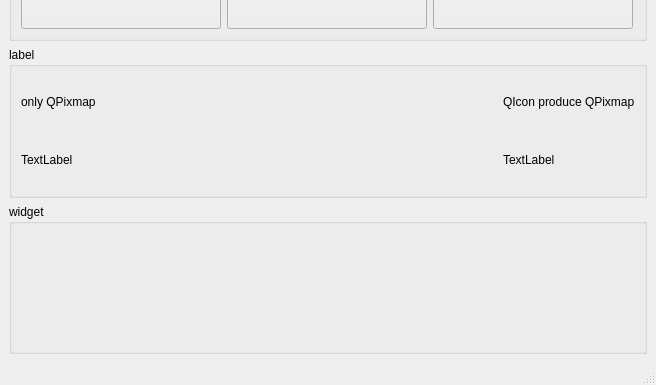
The window that mainwindow.ui (kangaroolove/qt-highdpi-solution) describes before a commit, drawn with Qt 5; both pictures show x 0 to 656 and y 229 to 614 of the 656 by 614 pixel window.
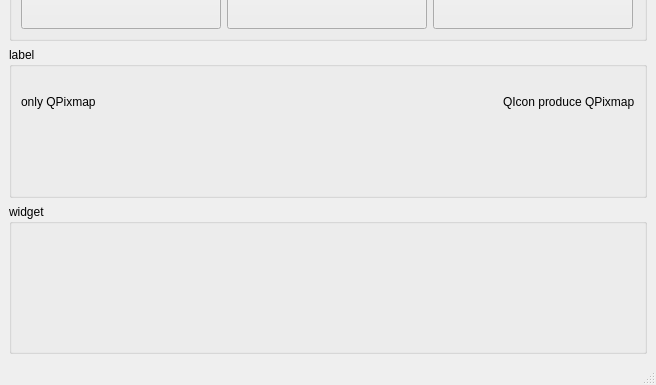
The same window after the commit.

The edit to the form file:
```diff
--- a/mainwindow.ui
+++ b/mainwindow.ui
@@ -142,11 +142,7 @@
           </widget>
          </item>
          <item>
-          <widget class="QLabel" name="label_5">
-           <property name="text">
-            <string>TextLabel</string>
-           </property>
-          </widget>
+          <widget class="QLabel" name="labelOnlyPixmap"/>
          </item>
         </layout>
        </item>
@@ -173,11 +169,7 @@
           </widget>
          </item>
          <item>
-          <widget class="QLabel" name="label_6">
-           <property name="text">
-            <string>TextLabel</string>
-           </property>
-          </widget>
+          <widget class="QLabel" name="labelQIconPixmap"/>
          </item>
         </layout>
        </item>
```
